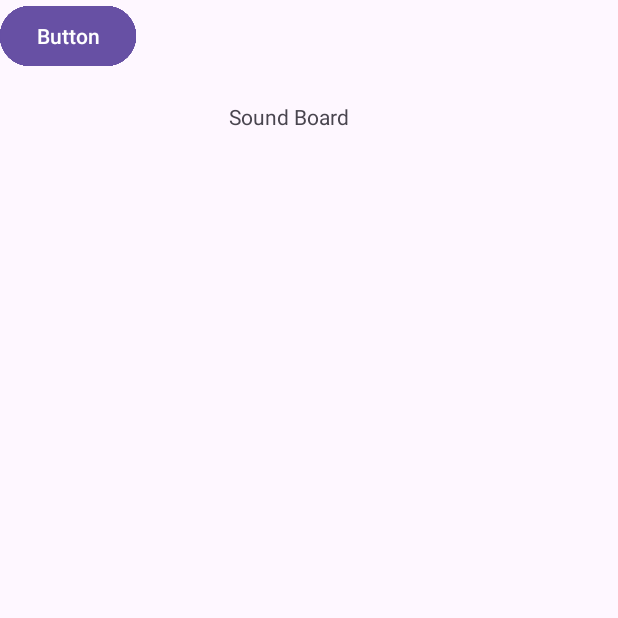
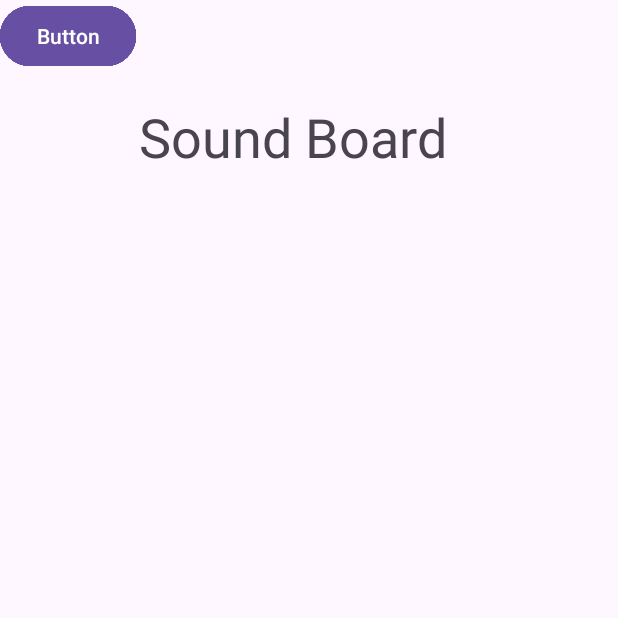
Before and after one commit to NaithanRi/SoundBoard, an Android app: the screen it shows after launch (MainActivity), on a phone screen of 412 x 824 dp, the top half of it. Run offline under Robolectric (Android 15) with nearby library versions, the light colour scheme and no system bars.

Commit message:
Changed text size

```diff
--- a/app/src/main/res/layout/activity_main.xml
+++ b/app/src/main/res/layout/activity_main.xml
@@ -10,6 +10,7 @@
         android:layout_width="wrap_content"
         android:layout_height="wrap_content"
         android:text="Sound Board"
+        android:textSize="36sp"
         app:layout_constraintBottom_toTopOf="@+id/guideline5"
         app:layout_constraintEnd_toStartOf="@+id/guideline3"
         app:layout_constraintHorizontal_bias="0.474"
```
